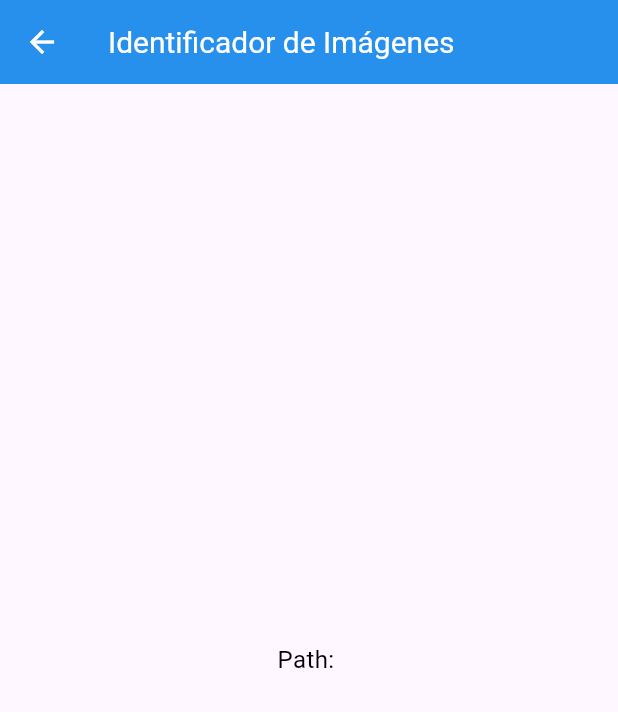
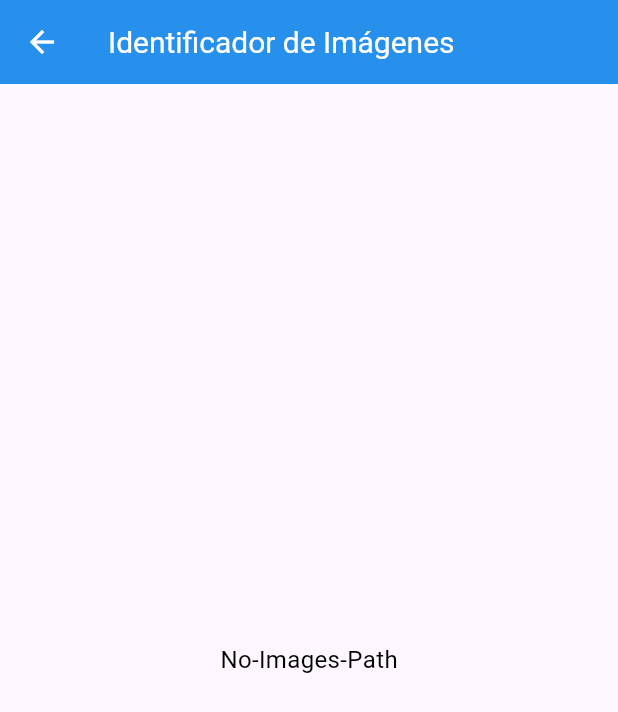
Before and after one commit to Fabian-Castro-C/Nastid, a Flutter app: the IdentifierScreen screen opened directly with empty values, on a phone screen of 412 x 824 dp. Shown: the top 712 px of the screen. Run offline on Flutter 3.47's test engine with Material 3 defaults, Android fonts, the light colour scheme and no system bars; our stand-ins replace bloc, flutter_bloc, go_router, google_fonts; missing offline and left inert: file_selector.

Commit message:
Se cambio la lógica del path, ahora es manejado por un cubit.

```diff
--- a/lib/main.dart
+++ b/lib/main.dart
@@ -16,7 +16,7 @@ class BlocsProviders extends StatelessWidget{
     return MultiBlocProvider(
       providers: [
         BlocProvider(
-          create: (context) => PathFolderImagesCubit(),
+          create: (context) => PathImagesFolderCubit(),
         ),
       ],
       child: const MyApp(),
--- a/lib/presentation/blocs/identifier/path_folder_images_cubit.dart
+++ b/lib/presentation/blocs/identifier/path_folder_images_cubit.dart
@@ -1,7 +1,7 @@
 import 'package:bloc/bloc.dart';
 
-class PathFolderImagesCubit extends Cubit<String> {
-  PathFolderImagesCubit(): super('No-Images-Path');
+class PathImagesFolderCubit extends Cubit<String> {
+  PathImagesFolderCubit(): super('No-Images-Path');
 
   void setPathFolder(pathFolder) {
     emit(pathFolder);
--- a/lib/presentation/screens/identifier/identifier_screen.dart
+++ b/lib/presentation/screens/identifier/identifier_screen.dart
@@ -1,4 +1,5 @@
 import 'package:flutter/material.dart';
+import 'package:nastid/presentation/blocs/identifier/path_folder_images_cubit.dart';
 
 class IdentifierScreen extends StatefulWidget {
   final String pathImagesFolder; // Añade una variable final para almacenar el path
@@ -9,14 +10,20 @@ class IdentifierScreen extends StatefulWidget {
 }
 
 class _IdentifierScreenState extends State<IdentifierScreen> {
+
+  final pathFolderImagesCubit = PathImagesFolderCubit();
+
   @override
   Widget build(BuildContext context) {
+
+    final pathImagesFolders = pathFolderImagesCubit.state;
+
     return Scaffold(
       appBar: AppBar(
         title: const Text('Identificador de Imágenes'),
       ),
       body: Center(
-        child: Text('Path: ${widget.pathImagesFolder}'), // Muestra el path en pantalla
+        child: Text(pathImagesFolders), // Muestra el path en pantalla
       ),
     );
   }
```
